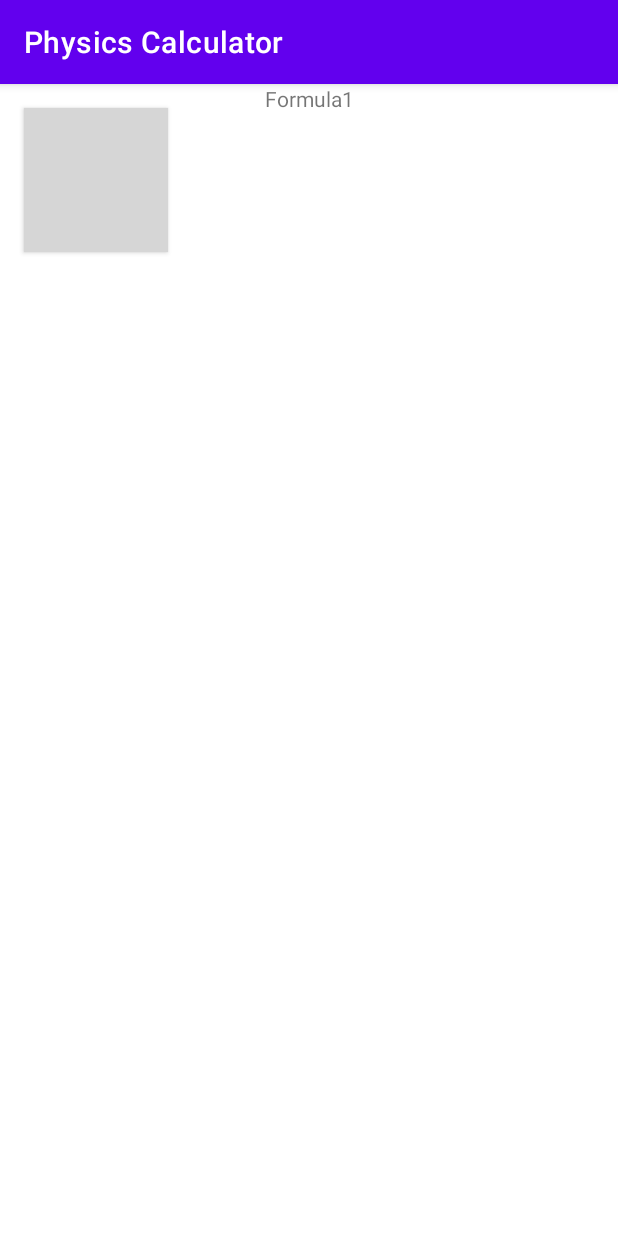
After one commit to arnavnarain/PhysicsCalculator, an Android app: the formula1 screen opened directly, with no data from a screen before it, on a phone screen of 412 x 824 dp. The commit adds this screen. Run offline under Robolectric (Android 15) with nearby library versions, the phone set to English and light mode, and no system bars; grey boxes are pictures that could not be loaded.

```diff
--- /dev/null
+++ b/app/src/main/java/com/discretesurvivors/physicscalculator/formula1.java
@@ -0,0 +1,24 @@
+package com.discretesurvivors.physicscalculator;
+
+import androidx.appcompat.app.AppCompatActivity;
+
+import android.content.Intent;
+import android.os.Bundle;
+import android.view.View;
+import android.widget.Button;
+
+public class formula1 extends AppCompatActivity {
+
+    @Override
+    protected void onCreate(Bundle savedInstanceState) {
+        super.onCreate(savedInstanceState);
+        setContentView(R.layout.activity_formula1);
+
+        Button btn1 = findViewById(R.id.button_1);
+        btn1.setOnClickListener(new View.OnClickListener() {
+            public void onClick(View v) {
+                startActivity(new Intent(formula1.this, MainActivity.class));
+            }
+        });
+    }
+}
--- /dev/null
+++ b/app/src/main/res/layout/activity_formula1.xml
@@ -0,0 +1,31 @@
+<?xml version="1.0" encoding="utf-8"?>
+<androidx.constraintlayout.widget.ConstraintLayout xmlns:android="http://schemas.android.com/apk/res/android"
+    xmlns:app="http://schemas.android.com/apk/res-auto"
+    xmlns:tools="http://schemas.android.com/tools"
+    android:layout_width="match_parent"
+    android:layout_height="match_parent"
+    tools:context=".formula1">
+
+    <TextView
+        android:layout_width="wrap_content"
+        android:layout_height="wrap_content"
+        android:layout_centerInParent="true"
+        android:text="Formula1"
+        app:layout_constraintEnd_toEndOf="parent"
+        app:layout_constraintStart_toStartOf="parent"
+        tools:ignore="MissingConstraints"
+        tools:layout_editor_absoluteY="249dp" />
+
+    <Button
+        android:id="@+id/button_1"
+        android:layout_width="wrap_content"
+        android:layout_height="wrap_content"
+        android:layout_marginStart="16dp"
+        android:layout_marginTop="16dp"
+        android:backgroundTint="#808080"
+        app:layout_constraintStart_toStartOf="parent"
+        app:layout_constraintTop_toTopOf="parent"
+        android:background="@drawable/ic_baseline_arrow_back_24"/>
+
+
+</androidx.constraintlayout.widget.ConstraintLayout>
```
Also changed, not shown: app/src/main/AndroidManifest.xml (+9 -0 lines), app/src/main/java/com/discretesurvivors/physicscalculator/MainActivity.java (+20 -2 lines), app/src/main/java/com/discretesurvivors/physicscalculator/formula2.java (added, +14 -0 lines), app/src/main/res/layout/activity_formula2.xml (added, +16 -0 lines).
